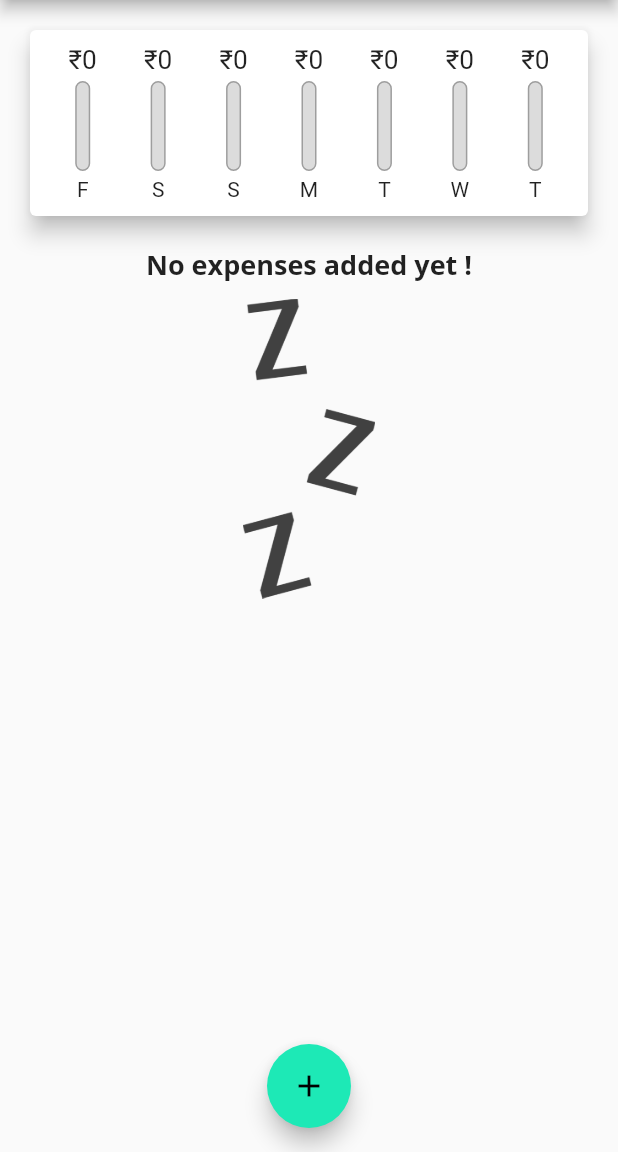
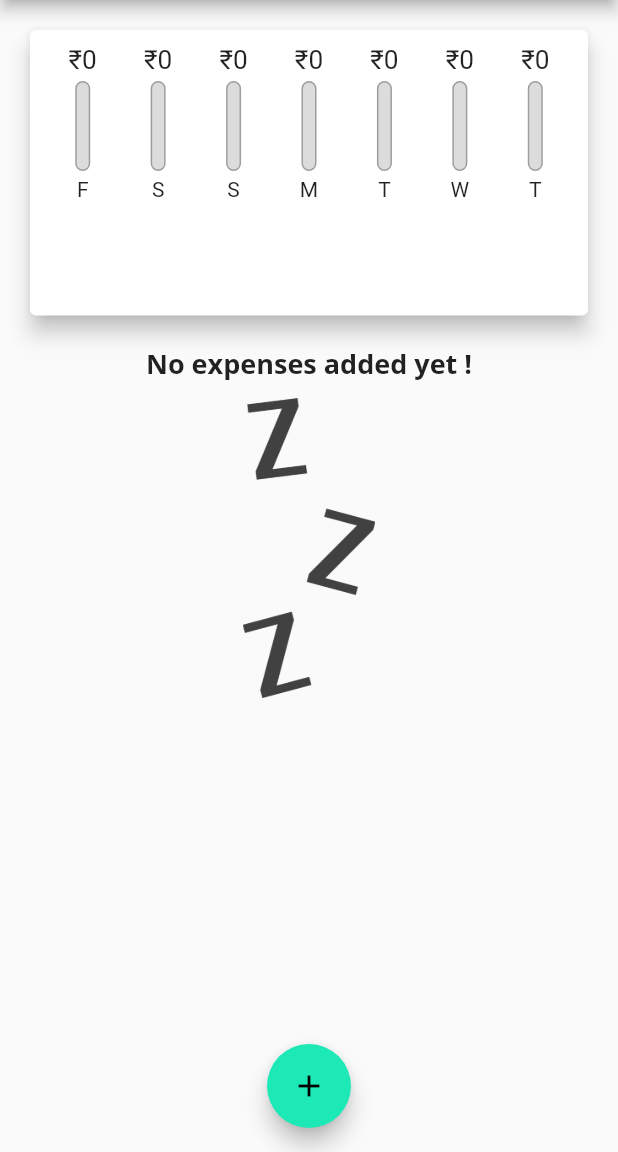
Before and after one commit to PrajilPradeep/Expensify, a Flutter app: the screen it shows after launch, on a phone screen of 412 x 824 dp, the part 84-1236 px from its top. Run offline on Flutter 3.47's test engine with Material 2 defaults, Android fonts, the phone set to English and light mode, and no system bars; our stand-ins replace google_fonts.

Commit message:
Calculating Screen Size Dynamically

```diff
--- a/lib/main.dart
+++ b/lib/main.dart
@@ -103,8 +103,8 @@ class _MyHomePageState extends State<MyHomePage> {
 
   @override
   Widget build(BuildContext context) {
-    return Scaffold(
-      appBar: AppBar(
+    final appBar = AppBar(
+      //assigning it to a variable so it can be accessed from other files.
       title: Text('Expensify'),
       centerTitle: true,
       actions: <Widget>[
@@ -112,12 +112,24 @@ class _MyHomePageState extends State<MyHomePage> {
             onPressed: () => _startAddNewTransaction(context),
             icon: Icon(Icons.add)),
       ],
-      ),
+    );
+    return Scaffold(
+      appBar: appBar,
       body: SingleChildScrollView(
         child: Column(
           children: [
-            Chart(_recentTransactions),
-            TransactionList(_userTransactions, _deleteTransaction),
+            Container(
+                height: (MediaQuery.of(context).size.height -
+                        appBar.preferredSize.height -
+                        MediaQuery.of(context).padding.top) *
+                    0.3,
+                child: Chart(_recentTransactions)),
+            Container(
+                height: (MediaQuery.of(context).size.height -
+                        appBar.preferredSize.height -
+                        MediaQuery.of(context).padding.top) *
+                    0.7,
+                child: TransactionList(_userTransactions, _deleteTransaction)),
           ],
         ),
       ),
--- a/lib/widgets/transaction_list.dart
+++ b/lib/widgets/transaction_list.dart
@@ -11,9 +11,7 @@ class TransactionList extends StatelessWidget {
 
   @override
   Widget build(BuildContext context) {
-    return Container(
-      height: 300,
-      child: transactions.isEmpty
+    return transactions.isEmpty
         ? Column(
             children: <Widget>[
               Text(
@@ -64,7 +62,6 @@ class TransactionList extends StatelessWidget {
               );
             },
             itemCount: transactions.length,
-            ),
           );
   }
 }
```
Lines whose indentation alone changed are shown as unchanged.
